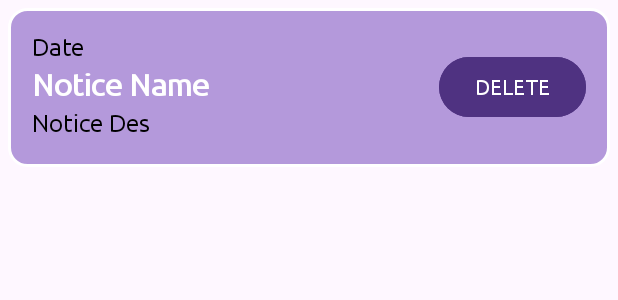
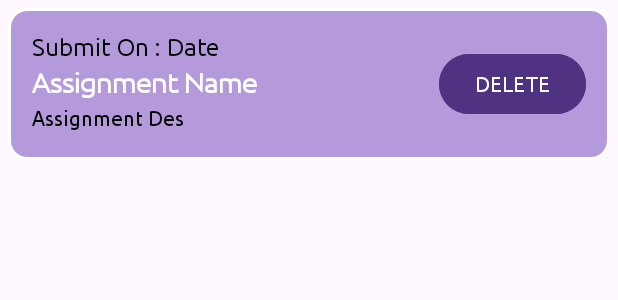
Before and after one commit to Admin-573/StudyMate, an Android app: the layout card_assignment_data.xml on its own in the app's theme, with its tools: preview values and no code run, on a phone screen of 412 x 824 dp. Shown: the top 300 px of the screen. Run offline under Robolectric (Android 15) with nearby library versions, the light colour scheme and no system bars.

Commit message:
No Searching Sirji Sorry

```diff
--- a/app/src/main/java/com/example/studymate/assignment/assignment_view.kt
+++ b/app/src/main/java/com/example/studymate/assignment/assignment_view.kt
@@ -30,7 +30,7 @@ class assignment_view : AppCompatActivity() {
         }
 
         adapter?.setOnClickItem{
-            Toast.makeText(this,it.assignment_name,Toast.LENGTH_SHORT).show()
+            Toast.makeText(this,"Submit On : ${it.assignment_sdate}",Toast.LENGTH_SHORT).show()
         }
     }
 
--- /dev/null
+++ b/app/src/main/res/drawable/del_icon.xml
@@ -0,0 +1,4 @@
+<vector android:height="48dp" android:viewportHeight="24"
+    android:viewportWidth="24" android:width="48dp" xmlns:android="http://schemas.android.com/apk/res/android">
+    <path android:fillColor="#FF000000" android:pathData="M6,19c0,1.1 0.9,2 2,2h8c1.1,0 2,-0.9 2,-2V7H6v12zM19,4h-3.5l-1,-1h-5l-1,1H5v2h14V4z"/>
+</vector>
--- a/app/src/main/res/layout/card_assignment_data.xml
+++ b/app/src/main/res/layout/card_assignment_data.xml
@@ -16,6 +16,20 @@
         android:layout_weight="1"
         android:orientation="vertical">
 
+        <LinearLayout
+            android:layout_width="wrap_content"
+            android:layout_height="wrap_content"
+            android:orientation="horizontal">
+
+            <TextView
+                android:textSize="16dp"
+                android:layout_marginBottom="4dp"
+                android:layout_width="wrap_content"
+                android:layout_height="wrap_content"
+                android:fontFamily="@font/ubuntu"
+                android:textColor="@color/black"
+                tools:text="Submit On : " />
+
             <TextView
                 android:textSize="16dp"
                 android:layout_marginBottom="4dp"
@@ -26,26 +40,28 @@
                 android:textColor="@color/black"
                 tools:text="Date" />
 
+        </LinearLayout>
+
         <TextView
             android:id="@+id/view_assignment_name"
             android:layout_marginBottom="4dp"
             android:layout_width="wrap_content"
             android:layout_height="wrap_content"
-            android:textSize="20dp"
+            android:textSize="18dp"
             android:textStyle="bold"
             android:textColor="@color/white"
             android:fontFamily="@font/ubuntu"
-            tools:text="Notice Name"/>
+            tools:text="Assignment Name"/>
 
         <TextView
             android:id="@+id/view_assignment_type"
             android:layout_marginBottom="4dp"
             android:layout_width="wrap_content"
             android:layout_height="wrap_content"
-            android:textSize="16dp"
+            android:textSize="14dp"
             android:textColor="@color/black"
             android:fontFamily="@font/ubuntu"
-            tools:text="Notice Des"/>
+            tools:text="Assignment Des"/>
 
     </LinearLayout>
 
```
Also changed, not shown: app/src/main/res/layout/card_faculty_data.xml (+8 -8 lines), app/src/main/res/layout/card_notice_data.xml (+18 -2 lines), app/src/main/res/layout/card_student_data.xml (+4 -4 lines). Lines whose indentation alone changed are shown as unchanged.
